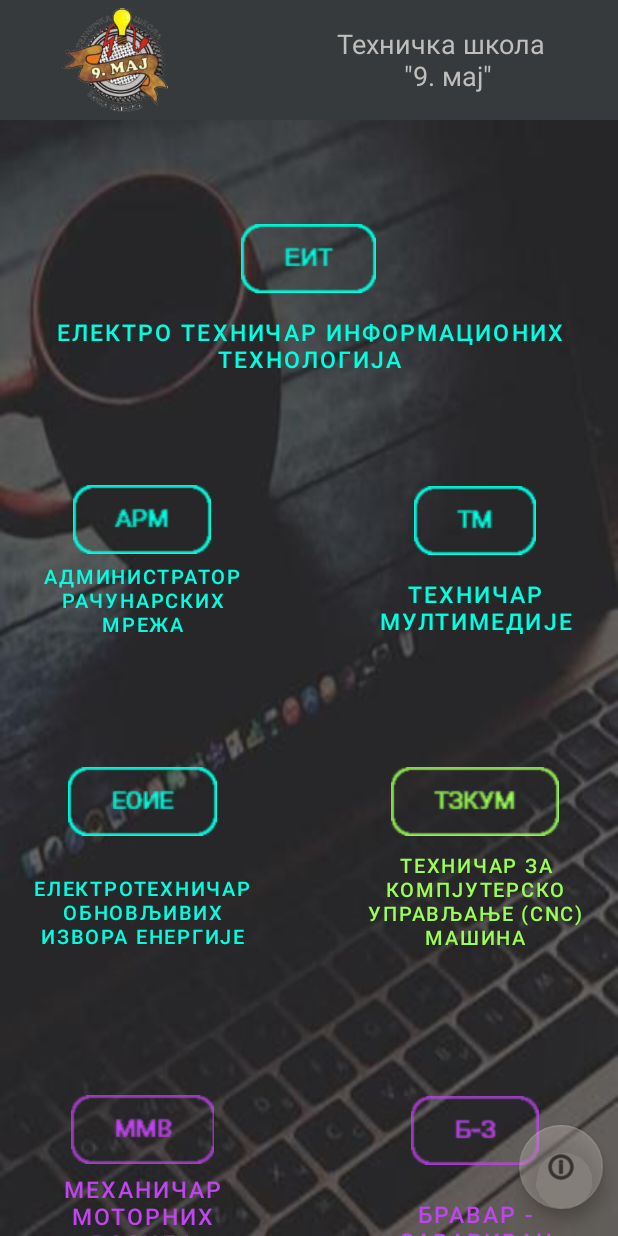
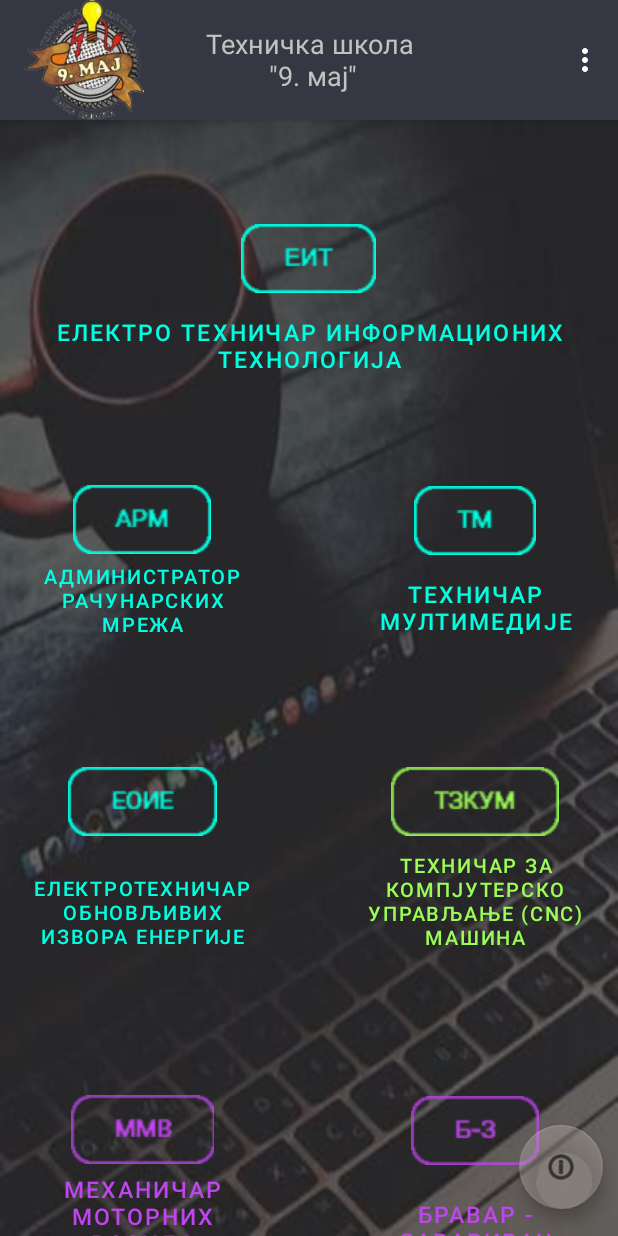
Before and after one commit to Salamanca-Family/TS-9.-maj-Android-, an Android app: the screen it shows after launch (MainActivity), on a phone screen of 412 x 824 dp. Run offline under Robolectric (Android 15) with nearby library versions, the phone set to English and light mode, and no system bars; our stand-ins replace navigation-ui.

Commit message:
https://github.com/Salamanca-Family/TS-9.-maj-Android-.git

```diff
--- a/app/src/main/AndroidManifest.xml
+++ b/app/src/main/AndroidManifest.xml
@@ -26,6 +26,7 @@
                 <category android:name="android.intent.category.LAUNCHER" />
             </intent-filter>
         </activity>
+
     </application>
 
 </manifest>
--- a/app/src/main/java/com/example/testdrive/FirstFragment.java
+++ b/app/src/main/java/com/example/testdrive/FirstFragment.java
@@ -10,6 +10,7 @@ import androidx.fragment.app.Fragment;
 import androidx.navigation.fragment.NavHostFragment;
 
 import com.example.testdrive.databinding.FragmentFirstBinding;
+
 public class FirstFragment extends Fragment {
 
     private FragmentFirstBinding binding;
--- a/app/src/main/java/com/example/testdrive/MainActivity.java
+++ b/app/src/main/java/com/example/testdrive/MainActivity.java
@@ -11,6 +11,7 @@ import androidx.activity.OnBackPressedCallback;
 import androidx.annotation.NonNull;
 import androidx.appcompat.app.AppCompatActivity;
 
+import android.view.MenuInflater;
 import android.view.View;
 
 import androidx.navigation.NavController;
@@ -19,6 +20,7 @@ import androidx.navigation.ui.AppBarConfiguration;
 import androidx.navigation.ui.NavigationUI;
 
 import com.example.testdrive.databinding.ActivityMainBinding;
+import com.example.testdrive.databinding.ContentMainBinding;
 
 import android.view.Menu;
 import android.view.MenuItem;
@@ -29,6 +31,7 @@ public class MainActivity extends AppCompatActivity{
     private AppBarConfiguration appBarConfiguration;
     private ActivityMainBinding binding;
 
+
     @Override
     protected void onCreate(Bundle savedInstanceState) {
         super.onCreate(savedInstanceState);
@@ -36,32 +39,29 @@ public class MainActivity extends AppCompatActivity{
                 WindowManager.LayoutParams.FLAG_FULLSCREEN);
         binding = ActivityMainBinding.inflate(getLayoutInflater());
         setContentView(binding.getRoot());
-        binding.info.setOnClickListener(new View.OnClickListener() {
+
+        setSupportActionBar(binding.toolbar);
+        getSupportActionBar().setTitle(null);
+        binding.imageButton.setOnClickListener(new View.OnClickListener() {
             @Override
             public void onClick(View view) {
                 Intent browserIntent = new Intent(Intent.ACTION_VIEW, Uri.parse("https://www.9maj.rs/index.php"));
                 startActivity(browserIntent);
             }
         });
+        View decorView = getWindow().getDecorView();
+        int uiOptions = View.SYSTEM_UI_FLAG_HIDE_NAVIGATION;
+        decorView.setSystemUiVisibility(uiOptions);
     }
     @Override
-    public boolean onCreateOptionsMenu(Menu menu) {
-        // Inflate the menu; this adds items to the action bar if it is present.
+    public boolean onCreateOptionsMenu(Menu menu){
         getMenuInflater().inflate(R.menu.menu_main, menu);
         return true;
+
     }
     @Override
     public boolean onOptionsItemSelected(MenuItem item) {
-        // Handle action bar item clicks here. The action bar will
-        // automatically handle clicks on the Home/Up button, so long
-        // as you specify a parent activity in AndroidManifest.xml.
         int id = item.getItemId();
-
-        //noinspection SimplifiableIfStatement
-        if (id == R.id.action_settings) {
-            return true;
-        }
-
         return super.onOptionsItemSelected(item);
     }
 
--- a/app/src/main/res/layout/activity_main.xml
+++ b/app/src/main/res/layout/activity_main.xml
@@ -1,15 +1,53 @@
 <?xml version="1.0" encoding="utf-8"?>
+    <androidx.coordinatorlayout.widget.CoordinatorLayout
+        xmlns:android="http://schemas.android.com/apk/res/android"
+        xmlns:app="http://schemas.android.com/apk/res-auto"
+        xmlns:tools="http://schemas.android.com/tools"
+    android:layout_width="match_parent"
+    android:layout_height="match_parent"
+    tools:context=".MainActivity">
 
-<ScrollView xmlns:android="http://schemas.android.com/apk/res/android"
-    xmlns:app="http://schemas.android.com/apk/res-auto"
-    xmlns:tools="http://schemas.android.com/tools"
-    android:layout_width="match_parent"
-    android:layout_height="match_parent">
 
-    <androidx.coordinatorlayout.widget.CoordinatorLayout
-    android:layout_width="match_parent"
-    android:layout_height="wrap_content"
-    tools:context=".MainActivity">
+    <com.google.android.material.appbar.AppBarLayout
+        android:id="@+id/appBarLayout"
+        android:layout_width="match_parent"
+        android:layout_height="wrap_content"
+        android:background="#404447"
+        android:theme="@style/Theme.TestDrive.AppBarOverlay">
+
+        <androidx.appcompat.widget.Toolbar
+            android:id="@+id/toolbar"
+            android:layout_width="match_parent"
+            android:layout_height="wrap_content"
+            android:background="#353843"
+            android:gravity="center"
+            android:minHeight="?attr/actionBarSize"
+            android:theme="?attr/actionBarTheme"
+            app:buttonGravity="center_vertical">
+
+            <ImageButton
+                android:id="@+id/imageButton"
+                android:layout_width="80dp"
+                android:layout_height="80dp"
+                android:layout_gravity="left"
+                android:background="#00FFFFFF"
+                android:scaleType="fitXY"
+                app:srcCompat="@drawable/grb_link" />
+
+            <TextView
+                android:id="@+id/textView"
+                android:layout_width="match_parent"
+                android:layout_height="wrap_content"
+                android:layout_marginRight="50dp"
+                android:text="Техничка школа \n&quot;9. мај&quot;"
+                android:textAlignment="center"
+                android:textColor="#C3C2C0"
+                android:textSize="18dp"
+                app:layout_anchor="@+id/appBarLayout"
+                app:layout_anchorGravity="bottom|center" />
+        </androidx.appcompat.widget.Toolbar>
+
+    </com.google.android.material.appbar.AppBarLayout>
 
         <com.google.android.material.floatingactionbutton.FloatingActionButton
             android:id="@+id/info"
@@ -26,23 +64,13 @@
             app:layout_constraintHorizontal_bias="0.961"
             app:layout_constraintStart_toStartOf="parent"
             app:layout_constraintTop_toTopOf="parent"
-            app:layout_constraintVertical_bias="0.981"
             app:srcCompat="@android:drawable/ic_menu_info_details"
             tools:visibility="visible" />
 
-        <com.google.android.material.appbar.AppBarLayout
-        android:layout_width="wrap_content"
-        android:layout_height="wrap_content"
-        android:theme="@style/Theme.TestDrive.AppBarOverlay">
-
-        <com.google.android.material.bottomnavigation.BottomNavigationView
-            android:layout_width="match_parent"
-            android:layout_height="match_parent" />
-    </com.google.android.material.appbar.AppBarLayout>
-
         <include
             android:id="@+id/include"
-            layout="@layout/content_main" />
+            layout="@layout/content_main"/>
 
-    </androidx.coordinatorlayout.widget.CoordinatorLayout>
-</ScrollView>
+
+
+</androidx.coordinatorlayout.widget.CoordinatorLayout>
--- a/app/src/main/res/layout/content_main.xml
+++ b/app/src/main/res/layout/content_main.xml
@@ -12,47 +12,14 @@
         android:id="@+id/nav_host_fragment_content_main"
         android:name="androidx.navigation.fragment.NavHostFragment"
         android:layout_width="0dp"
-        android:layout_height="0dp"
+        android:layout_height="match_parent"
         app:defaultNavHost="true"
         app:layout_constraintBottom_toBottomOf="parent"
         app:layout_constraintEnd_toEndOf="parent"
         app:layout_constraintHorizontal_bias="0.0"
         app:layout_constraintStart_toStartOf="parent"
-        app:layout_constraintTop_toBottomOf="@+id/nav_cont"
+        app:layout_constraintTop_toTopOf="parent"
         app:layout_constraintVertical_bias="0.0"
         app:navGraph="@navigation/navigate" />
 
-    <com.google.android.material.navigation.NavigationView
-        android:id="@+id/nav_cont"
-        android:layout_width="0dp"
-        android:layout_height="wrap_content"
-        android:background="#363A3C"
-        android:backgroundTintMode="src_atop"
-        app:layout_constraintEnd_toEndOf="parent"
-        app:layout_constraintStart_toStartOf="parent"
-        app:layout_constraintTop_toTopOf="parent">
-
-        <ImageButton
-            android:id="@+id/imageButton"
-            android:layout_width="wrap_content"
-            android:layout_height="80dp"
-            android:background="#00FFFFFF"
-            android:paddingTop="5dp"
-            android:paddingBottom="5dp"
-            android:scaleType="fitCenter"
-            app:srcCompat="@drawable/grb_link" />
-
-        <TextView
-            android:id="@+id/ts9maj"
-            android:layout_width="match_parent"
-            android:layout_height="match_parent"
-            android:layout_marginLeft="180dp"
-            android:gravity="center"
-            android:text="Техничка школа \n &quot;9. мај&quot;"
-            android:textAlignment="center"
-            android:textColor="#BFBEBC"
-            android:textSize="18dp" />
-
-    </com.google.android.material.navigation.NavigationView>
-
 </androidx.constraintlayout.widget.ConstraintLayout>
--- a/app/src/main/res/layout/fragment_first.xml
+++ b/app/src/main/res/layout/fragment_first.xml
@@ -165,4 +165,5 @@
         app:layout_constraintVertical_bias="0.0" />
 
 </androidx.constraintlayout.widget.ConstraintLayout>
+
     </ScrollView>
--- a/app/src/main/res/menu/menu_main.xml
+++ b/app/src/main/res/menu/menu_main.xml
@@ -4,7 +4,7 @@
     tools:context="com.example.testdrive.MainActivity">
     <item
         android:id="@+id/action_settings"
-        android:orderInCategory="100"
+        android:orderInCategory="102"
         android:title="@string/action_settings"
         app:showAsAction="never" />
 </menu>
--- a/app/src/main/res/values/strings.xml
+++ b/app/src/main/res/values/strings.xml
@@ -1,5 +1,5 @@
 <resources>
-    <string name="app_name">TS9.MAJ</string>
+    <string name="app_name">ТШ "9. мај"</string>
     <string name="action_settings">Settings</string>
     <!-- Strings used for fragments for navigation -->
     <string name="first_fragment_label">First Fragment</string>
```
Also changed, not shown: app/src/main/java/com/example/testdrive/EtitFragment.java (+15 -1 lines), app/src/main/res/layout/etit_flajer_fragment.xml (added, +19 -0 lines), app/src/main/res/layout/etit_fragment.xml (+27 -8 lines), app/src/main/res/drawable/armflajer.png (added), app/src/main/res/drawable/bzflajer.png (added), app/src/main/res/drawable/cncflajer.png (added), app/src/main/res/drawable/etitflajer.png (added), app/src/main/res/drawable/mmvflajer.png (added), app/src/main/res/drawable/tmflajer.png (added).
